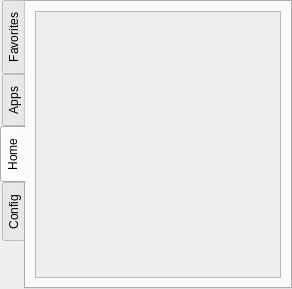
Before: the Qt Designer form lumina-desktop/panel-plugins/userbutton/UserWidget.ui in lumina-desktop/lumina, drawn with Qt 5.
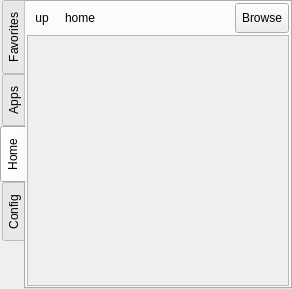
After: the same form once the commit is applied. The open tabs and pages were chosen to show the change.

Commit message: Update the user buttons some more: 1) Add the ability to browse through the directory tree for the user's home directory, with the ability to "favorite" any of them.

Patch:
```diff
--- a/lumina-desktop/panel-plugins/userbutton/UserWidget.ui
+++ b/lumina-desktop/panel-plugins/userbutton/UserWidget.ui
@@ -269,6 +269,119 @@
     <string>Home Directory</string>
    </attribute>
    <layout class="QVBoxLayout" name="verticalLayout_3">
+    <property name="spacing">
+     <number>2</number>
+    </property>
+    <property name="margin">
+     <number>1</number>
+    </property>
+    <item>
+     <layout class="QHBoxLayout" name="horizontalLayout_3">
+      <property name="spacing">
+       <number>1</number>
+      </property>
+      <item>
+       <widget class="QToolButton" name="tool_home_goup">
+        <property name="minimumSize">
+         <size>
+          <width>30</width>
+          <height>30</height>
+         </size>
+        </property>
+        <property name="toolTip">
+         <string>Go back</string>
+        </property>
+        <property name="text">
+         <string notr="true">up</string>
+        </property>
+        <property name="iconSize">
+         <size>
+          <width>20</width>
+          <height>20</height>
+         </size>
+        </property>
+        <property name="autoRaise">
+         <bool>true</bool>
+        </property>
+       </widget>
+      </item>
+      <item>
+       <widget class="QToolButton" name="tool_home_gohome">
+        <property name="minimumSize">
+         <size>
+          <width>30</width>
+          <height>30</height>
+         </size>
+        </property>
+        <property name="toolTip">
+         <string>Go back to home directory</string>
+        </property>
+        <property name="text">
+         <string notr="true">home</string>
+        </property>
+        <property name="iconSize">
+         <size>
+          <width>20</width>
+          <height>20</height>
+         </size>
+        </property>
+        <property name="autoRaise">
+         <bool>true</bool>
+        </property>
+       </widget>
+      </item>
+      <item>
+       <widget class="QLabel" name="label_home_dir">
+        <property name="minimumSize">
+         <size>
+          <width>0</width>
+          <height>30</height>
+         </size>
+        </property>
+        <property name="font">
+         <font>
+          <weight>75</weight>
+          <bold>true</bold>
+         </font>
+        </property>
+        <property name="text">
+         <string notr="true">&lt;current dir&gt;</string>
+        </property>
+        <property name="wordWrap">
+         <bool>true</bool>
+        </property>
+        <property name="margin">
+         <number>5</number>
+        </property>
+       </widget>
+      </item>
+      <item>
+       <widget class="QToolButton" name="tool_home_browse">
+        <property name="minimumSize">
+         <size>
+          <width>30</width>
+          <height>30</height>
+         </size>
+        </property>
+        <property name="toolTip">
+         <string>Open Directory</string>
+        </property>
+        <property name="text">
+         <string notr="true">Browse</string>
+        </property>
+        <property name="iconSize">
+         <size>
+          <width>20</width>
+          <height>20</height>
+         </size>
+        </property>
+        <property name="toolButtonStyle">
+         <enum>Qt::ToolButtonTextBesideIcon</enum>
+        </property>
+       </widget>
+      </item>
+     </layout>
+    </item>
     <item>
      <widget class="QScrollArea" name="scroll_home">
       <property name="widgetResizable">
@@ -279,8 +392,8 @@
         <rect>
          <x>0</x>
          <y>0</y>
-         <width>252</width>
-         <height>269</height>
+         <width>262</width>
+         <height>245</height>
         </rect>
        </property>
       </widget>
```
Left out of the diff: 16 changed lines with no effect on the pictures. The commit also changes 3 other files.
